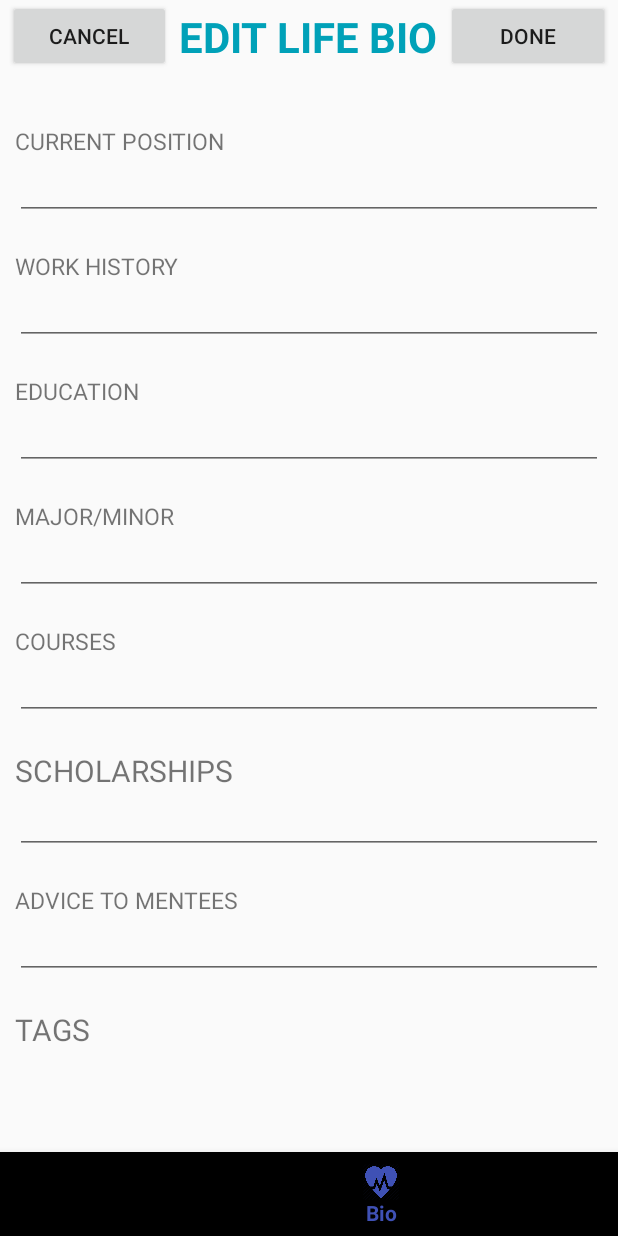
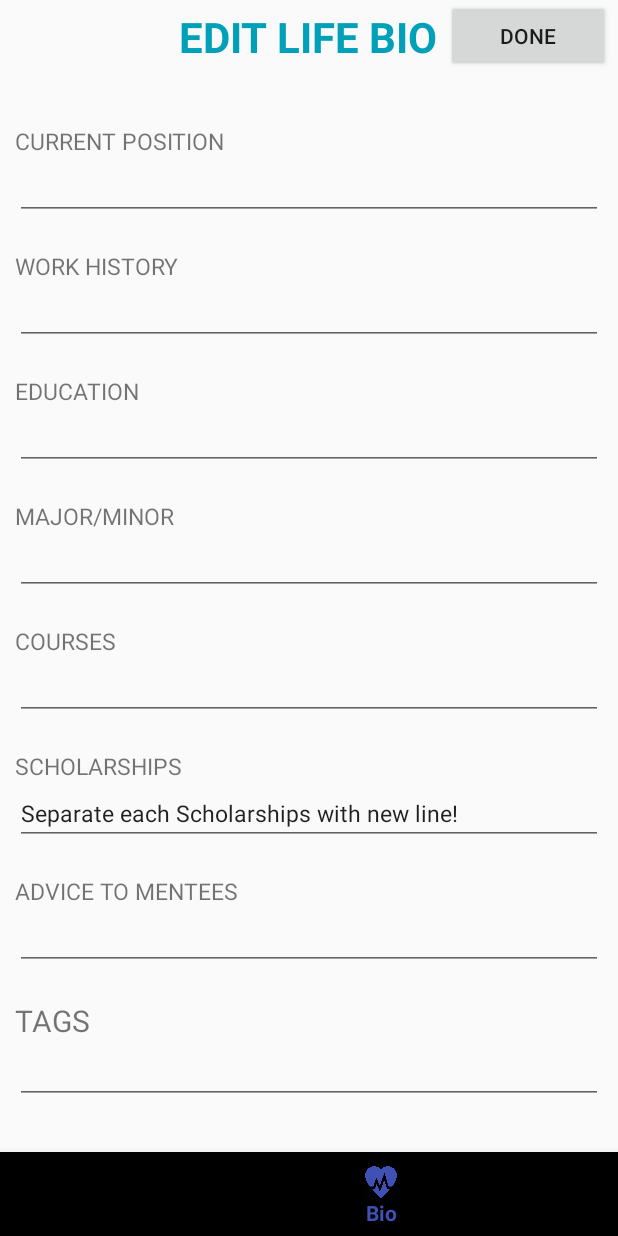
Before and after one commit to leed36/MentorBook, an Android app: the HomeFragment screen opened directly, with no data from a screen before it, item 3 of the bottom bar chosen, on a phone screen of 412 x 824 dp. Run offline under Robolectric (Android 15) with nearby library versions, the phone set to English and light mode, and no system bars; 16 statements that could not run were skipped.

Commit message:
Merge branch 'master' of https://github.com/leed36/MentorBook
# Conflicts:
#	.idea/caches/build_file_checksums.ser
#	app/src/main/java/a497g/csci/leedjimin/mentorbook/DatabaseManager.java
#	app/src/main/java/a497g/csci/leedjimin/mentorbook/HomeFragment.java
#	app/src/main/res/layout/fragment_bio.xml

```diff
--- a/app/src/main/java/a497g/csci/leedjimin/mentorbook/BioFragment.java
+++ b/app/src/main/java/a497g/csci/leedjimin/mentorbook/BioFragment.java
@@ -10,6 +10,9 @@ import android.view.ViewGroup;
 import android.widget.Button;
 import android.widget.EditText;
 import android.widget.Toast;
+
+import java.util.ArrayList;
+import java.util.Arrays;
 
 public class BioFragment extends Fragment {
     DatabaseManager myDB;
@@ -24,6 +27,7 @@ public class BioFragment extends Fragment {
     EditText T;
     String userNam = "";
     User user;
+    String tags = "";
     @Nullable
     @Override
     public View onCreateView(@NonNull LayoutInflater inflater, @Nullable ViewGroup container, @Nullable Bundle savedInstanceState) {
@@ -48,16 +52,43 @@ public class BioFragment extends Fragment {
         C.setText(user.getCLASSNAME());
         S.setText(user.getSCHOLARSHIP());
         ATM.setText(user.getADVICE());
-        T.setText(user.getTAG());
+        T.setText("tag1, tag2, tag3, ...");
+        if(user.getTAG() != null){
+            for(String t : user.getTAG()){
+                tags += t + ", ";
+            }
+            tags = tags.substring(0, tags.length() - 2);
+            if(T != null){
+                T.setText(tags);
+            }
+        }
+
+
+
+
 
         done.setOnClickListener(new View.OnClickListener(){
             @Override
             public void onClick(View v){
+                ArrayList<String> tag = new ArrayList<>();
                 myDB.updateBioU(userNam, CP.getText().toString(), WH.getText().toString(), ATM.getText().toString());
+
+                myDB.insertBioEM(userNam, E.getText().toString(), MM.getText().toString());
                 myDB.updateBioE(userNam, E.getText().toString(), MM.getText().toString());
+
+                myDB.insertBioC(userNam, C.getText().toString());
                 myDB.updateBioC(userNam, C.getText().toString());
+
+                // insert rows to table if username doesn't exist in table column
+                myDB.insertBioS(userNam, S.getText().toString());
                 myDB.updateBioS(userNam, S.getText().toString());
-                myDB.updateBioT(userNam, T.getText().toString());
+
+                myDB.deleteBioT(userNam);
+                String[] tags = T.getText().toString().split(", ");
+                for(int a = 0; a < tags.length; a++){
+                    tag.add(tags[a]);
+                }
+                myDB.updateBioT(userNam, tag);
                 Toast.makeText(getContext(), "Update Success!", Toast.LENGTH_LONG).show();
             }
         });
--- a/app/src/main/java/a497g/csci/leedjimin/mentorbook/HomeFragment.java
+++ b/app/src/main/java/a497g/csci/leedjimin/mentorbook/HomeFragment.java
@@ -43,27 +43,27 @@ public class HomeFragment extends Fragment {
 
     public View onCreateView(@NonNull LayoutInflater inflater, @Nullable ViewGroup container, @Nullable Bundle savedInstanceState) {
         View view = inflater.inflate(R.layout.fragment_home, container, false);
-        searchBtn = (Button)view.findViewById(R.id.searchBtn);
-        DB = new DatabaseManager(getActivity());
-        userList = convertUsers(DB.searchByType("mentor"));
-
-        searchEdit = (EditText) view.findViewById(R.id.searchEdit);
-        myLayout = (RelativeLayout) view.findViewById(R.id.fragmentHome);
-        myContainer = (LinearLayout) view.findViewById(R.id.container);
-
-        updateView(userList);
-
-        searchBtn.setOnClickListener(new View.OnClickListener(){
-
-            @Override
-            public void onClick(View v) {
-                String search = searchEdit.getText().toString();
-                if (!search.equals("")) {
-//                    DB.
-                    /** look in DB for the search keyword  and use updateview **/
-                }
-            }
-        });
+//        searchBtn = (Button)view.findViewById(R.id.searchBtn);
+//        DB = new DatabaseManager(getActivity());
+//        userList = convertUsers(DB.searchByType("mentor"));
+//
+//        searchEdit = (EditText) view.findViewById(R.id.searchEdit);
+//        myLayout = (RelativeLayout) view.findViewById(R.id.fragmentHome);
+//        myContainer = (LinearLayout) view.findViewById(R.id.container);
+//
+//        updateView(userList);
+//
+//        searchBtn.setOnClickListener(new View.OnClickListener(){
+//
+//            @Override
+//            public void onClick(View v) {
+//                String search = searchEdit.getText().toString();
+//                if (!search.equals("")) {
+////                    DB.
+//                    /** look in DB for the search keyword  and use updateview **/
+//                }
+//            }
+//        });
         return view;
     }
 
--- a/app/src/main/java/a497g/csci/leedjimin/mentorbook/User.java
+++ b/app/src/main/java/a497g/csci/leedjimin/mentorbook/User.java
@@ -1,6 +1,9 @@
 package a497g.csci.leedjimin.mentorbook;
 
 import android.support.constraint.Placeholder;
+
+import java.lang.reflect.Array;
+import java.util.ArrayList;
 
 public class User {
     private String TYPE = "";
@@ -29,7 +32,7 @@ public class User {
     private String WORKHISTORY = "";
     private String MAJORMINOR = "";
     private String SCHOLARSHIP = "";
-    private String TAG = "";
+    private ArrayList <String> TAG;
 
 
     //Constructor used in MentorSignUp & MenteeSignUp kt files
@@ -48,7 +51,7 @@ public class User {
     }
 
     //SETTERS
-    public void setTAG(String t) { this.TAG = t; }
+    public void setTAG(ArrayList<String> t) { this.TAG = t; }
 
     public void setSCHOLARSHIP(String s) { this.SCHOLARSHIP = s;}
 
@@ -125,7 +128,7 @@ public class User {
     public void setADVICE(String ADVICE) { this.ADVICE = ADVICE; }
 
     //GETTERS
-    public String getTAG() { return TAG; }
+    public ArrayList<String> getTAG() { return TAG; }
 
     public String getSCHOLARSHIP() {return SCHOLARSHIP;}
 
--- a/app/src/main/res/layout/fragment_bio.xml
+++ b/app/src/main/res/layout/fragment_bio.xml
@@ -25,16 +25,6 @@
         android:textStyle="bold"
         android:textSize="28sp"/>
 
-
-    <Button
-        android:id="@+id/cancelButton1"
-        android:layout_height="wrap_content"
-        android:layout_width="wrap_content"
-        android:layout_marginLeft="5dp"
-        android:layout_marginRight="5dp"
-        android:layout_toLeftOf="@id/title"
-        android:layout_alignParentLeft="true"
-        android:text="Cancel" />
 
     <ScrollView
         android:layout_width="match_parent"
@@ -79,12 +69,12 @@
                 android:id="@+id/historyInput"
                 android:textSize="15sp"
                 android:layout_width="match_parent"
-                android:layout_height="42dp"
+                android:layout_height="wrap_content"
                 android:layout_alignParentLeft="true"
                 android:layout_below="@id/textHistory"
                 android:layout_marginLeft="10dp"
                 android:layout_marginRight="10dp"
-                android:inputType="text"/>
+                android:inputType="textMultiLine"/>
 
             <TextView
                 android:id="@+id/textEducation"
@@ -141,13 +131,13 @@
             <EditText
                 android:id="@+id/courseInput"
                 android:layout_width="match_parent"
-                android:layout_height="42dp"
+                android:layout_height="wrap_content"
                 android:layout_alignParentLeft="true"
                 android:textSize="15sp"
                 android:layout_below="@id/textCourse"
                 android:layout_marginLeft="10dp"
                 android:layout_marginRight="10dp"
-                android:inputType="text"/>
+                android:inputType="textMultiLine"/>
 
             <TextView
                 android:id="@+id/textScholarship"
@@ -158,17 +148,17 @@
                 android:layout_marginTop="20dp"
                 android:layout_marginLeft="10dp"
                 android:text="SCHOLARSHIPS"
-                android:textSize="20sp"/>
+                android:textSize="15sp"/>
             <EditText
                 android:id="@+id/scholarshipInput"
                 android:layout_width="match_parent"
-                android:layout_height="42dp"
+                android:layout_height="wrap_content"
                 android:layout_alignParentLeft="true"
                 android:layout_below="@id/textScholarship"
                 android:layout_marginLeft="10dp"
                 android:textSize="15sp"
                 android:layout_marginRight="10dp"
-                android:inputType="text"/>
+                android:inputType="textMultiLine"/>
 
             <TextView
                 android:id="@+id/textAdvice"
@@ -183,13 +173,13 @@
             <EditText
                 android:id="@+id/adviceInput"
                 android:layout_width="match_parent"
-                android:layout_height="42dp"
+                android:layout_height="wrap_content"
                 android:layout_alignParentLeft="true"
                 android:textSize="15sp"
                 android:layout_below="@id/textAdvice"
                 android:layout_marginLeft="10dp"
                 android:layout_marginRight="10dp"
-                android:inputType="text"/>
+                android:inputType="textMultiLine"/>
 
             <TextView
                 android:id="@+id/textTag"
@@ -201,6 +191,17 @@
                 android:layout_marginLeft="10dp"
                 android:text="TAGS"
                 android:textSize="20sp"/>
+
+            <EditText
+                android:id="@+id/tagInput"
+                android:layout_width="match_parent"
+                android:layout_height="wrap_content"
+                android:layout_alignParentLeft="true"
+                android:textSize="15sp"
+                android:layout_below="@id/textTag"
+                android:layout_marginLeft="10dp"
+                android:layout_marginRight="10dp"
+                android:inputType="textMultiLine"/>
         </RelativeLayout>
     </ScrollView>
 
```
Also changed, not shown: app/src/main/java/a497g/csci/leedjimin/mentorbook/DatabaseManager.java (+73 -20 lines).
